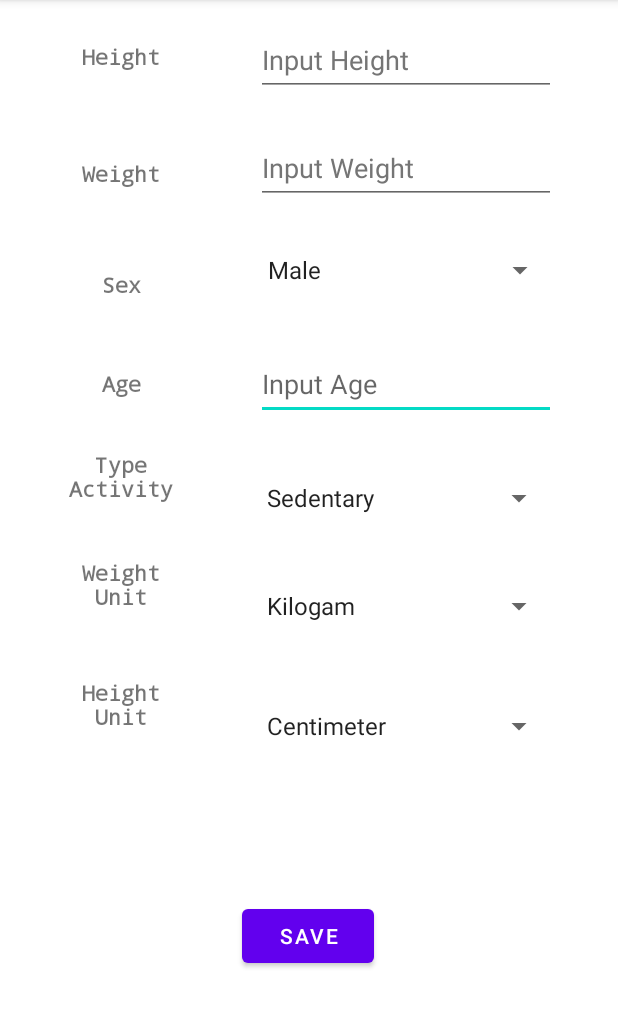
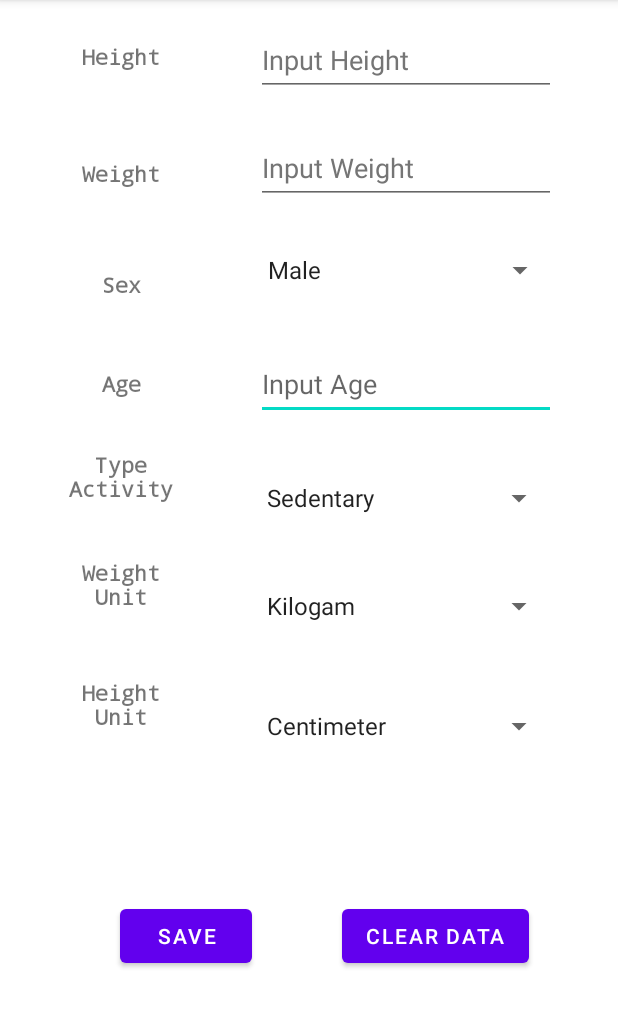
Before and after one commit to BuiDien/nutrition_app, an Android app: the ConfigScreen screen opened directly, with no data from a screen before it, on a phone screen of 412 x 824 dp, the part 84-1112 px from its top. Run offline under Robolectric (Android 15) with nearby library versions, the phone set to English and light mode, and no system bars.

Commit message:
Add report error for user and add clear button to clear data config

```diff
--- a/app/src/main/java/com/example/nutrition_app/ConfigScreen.java
+++ b/app/src/main/java/com/example/nutrition_app/ConfigScreen.java
@@ -18,6 +18,7 @@ import org.json.JSONException;
 import org.json.JSONObject;
 
 import java.io.FileInputStream;
+import java.io.FileNotFoundException;
 import java.io.FileOutputStream;
 import java.io.IOException;
 
@@ -31,6 +32,7 @@ public class ConfigScreen extends AppCompatActivity implements AdapterView.OnIte
     EditText weight_text;
     EditText age_text;
     Button button_save;
+    Button button_clear;
     Double weight;
     Double height;
     Integer age;
@@ -77,6 +79,24 @@ public class ConfigScreen extends AppCompatActivity implements AdapterView.OnIte
 
 
         button_save = findViewById(R.id.button_save);
+        button_clear = findViewById(R.id.button_clear);
+        button_clear.setOnClickListener(new View.OnClickListener(){
+            @Override
+            public void onClick(View v){
+                try {
+                    FileOutputStream fos = v.getContext().openFileOutput("database.json", Context.MODE_PRIVATE);
+                    String jsonString = "{}";
+                    fos.write(jsonString.getBytes());
+                    jsonString = nutrition.readFile(v.getContext());
+                    Log.d(TAG,jsonString);
+                    fos.close();
+
+                } catch (IOException e) {
+                    e.printStackTrace();
+                }
+            }
+
+        });
 
         data = nutrition.readFile(this);
         String finalData = data;
@@ -116,6 +136,7 @@ public class ConfigScreen extends AppCompatActivity implements AdapterView.OnIte
                     Toast.makeText(v.getContext(),"Save",Toast.LENGTH_SHORT).show();
 
                 } catch (IOException |JSONException e) {
+                    Toast.makeText(v.getContext(),"Something missing please check again",Toast.LENGTH_SHORT).show();
                     e.printStackTrace();
                 }
             }
--- a/app/src/main/res/layout/activity_config_screen.xml
+++ b/app/src/main/res/layout/activity_config_screen.xml
@@ -5,6 +5,16 @@
     android:layout_width="match_parent"
     android:layout_height="match_parent"
     tools:context=".ConfigScreen">
+
+    <Button
+        android:id="@+id/button_clear"
+        android:layout_width="wrap_content"
+        android:layout_height="wrap_content"
+        android:layout_marginBottom="120dp"
+        android:text="@string/clear_data"
+        app:layout_constraintBottom_toBottomOf="parent"
+        app:layout_constraintEnd_toEndOf="parent"
+        app:layout_constraintStart_toEndOf="@+id/button_save" />
 
     <Spinner
         android:id="@+id/hunitspinner"
@@ -206,11 +216,10 @@
         android:id="@+id/button_save"
         android:layout_width="wrap_content"
         android:layout_height="wrap_content"
+        android:layout_marginStart="80dp"
         android:layout_marginBottom="120dp"
         android:text="@string/save"
         app:layout_constraintBottom_toBottomOf="parent"
-        app:layout_constraintEnd_toEndOf="parent"
-        app:layout_constraintHorizontal_bias="0.498"
         app:layout_constraintStart_toStartOf="parent" />
 
 </androidx.constraintlayout.widget.ConstraintLayout>
--- a/app/src/main/res/layout/activity_main.xml
+++ b/app/src/main/res/layout/activity_main.xml
@@ -12,6 +12,7 @@
         android:layout_height="27dp"
         android:layout_marginStart="40dp"
         android:layout_marginTop="25dp"
+        android:textSize="20sp"
         app:layout_constraintStart_toEndOf="@+id/BMR_txt"
         app:layout_constraintTop_toBottomOf="@+id/TEF_Value" />
 
@@ -21,6 +22,7 @@
         android:layout_height="27dp"
         android:layout_marginStart="40dp"
         android:layout_marginTop="16dp"
+        android:textSize="20sp"
         app:layout_constraintStart_toEndOf="@+id/TEF_txt"
         app:layout_constraintTop_toTopOf="parent" />
 
@@ -30,6 +32,7 @@
         android:layout_height="27dp"
         android:layout_marginStart="40dp"
         android:layout_marginTop="25dp"
+        android:textSize="20sp"
         app:layout_constraintStart_toEndOf="@+id/TDEE_txt"
         app:layout_constraintTop_toBottomOf="@+id/TEA_Value" />
 
@@ -104,6 +107,7 @@
         android:layout_height="27dp"
         android:layout_marginStart="40dp"
         android:layout_marginTop="25dp"
+        android:textSize="20sp"
         app:layout_constraintStart_toEndOf="@+id/TEA_txt"
         app:layout_constraintTop_toBottomOf="@+id/BMR_Value" />
 
--- a/app/src/main/res/values/strings.xml
+++ b/app/src/main/res/values/strings.xml
@@ -21,6 +21,7 @@
     <string name="tdee">TDEE :</string>
     <string name="style">Style</string>
     <string name="maximum_calories_for_a_day">Maximum Calories for a Day</string>
+    <string name="clear_data">Clear Data</string>
     <string-array name="sex_kind">
         <item>Male</item>
         <item>Female</item>
```
Also changed, not shown: app/src/main/java/com/example/nutrition_app/MainActivity.java (+25 -14 lines).
